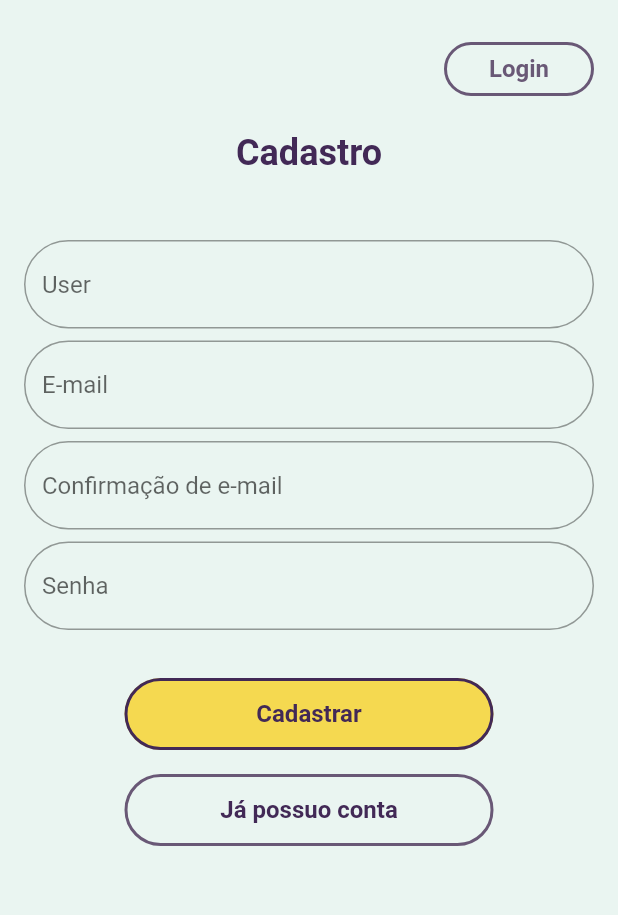
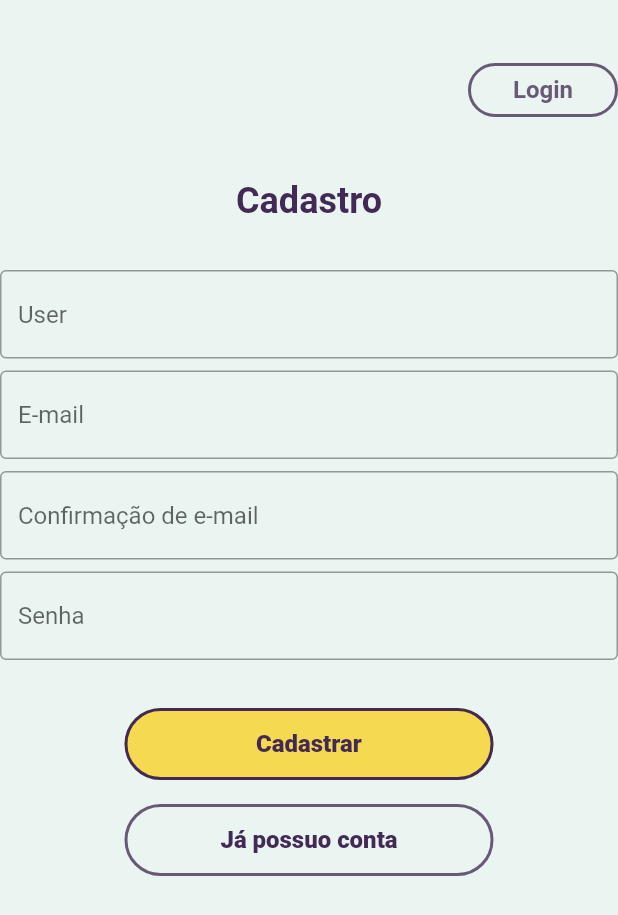
Before and after one commit to jorgelucasalm/Linguini, a Flutter app: the screen it shows after launch, on a phone screen of 412 x 824 dp. Shown: the top 915 px of the screen. Run offline on Flutter 3.47's test engine with Material 2 defaults, Android fonts, the phone set to English and light mode, and no system bars.

Commit message:
Revert "fix: ajusta estilização dos inputs"
This reverts commit 1244f3a855f46797a1941e73261822ef82d51f02.

```diff
--- a/lib/main.dart
+++ b/lib/main.dart
@@ -27,16 +27,13 @@ class _RegisterPageState extends State<RegisterPage> {
   Widget build(BuildContext context) {
     return Scaffold(
       backgroundColor: const Color(0xFFEAF5F1),
-      body: Container(
-        padding: const EdgeInsets.all(16),
-        child: Column(
+      body: Column(
         mainAxisAlignment: MainAxisAlignment.start,
         children: [
           Row(
             mainAxisAlignment: MainAxisAlignment.spaceBetween,
             children: [
-                const Padding(
-                    padding: EdgeInsets.all(30)), //Espaçamento do topo
+              const Padding(padding: EdgeInsets.all(60)), //Espaçamento do topo
 
               //LEMBRETE: Adicionar botão de voltar
 
@@ -62,15 +59,12 @@ class _RegisterPageState extends State<RegisterPage> {
                   ))
             ],
           ),
-            const Padding(
-              padding: EdgeInsets.all(12),
-              child: Text(
-                "Cadastro",
+          const Text(
+            'Cadastro',
             style: TextStyle(
               fontSize: 24,
               fontWeight: FontWeight.w700,
               color: Color(0xff422956),
-                ),
             ),
           ),
           const SizedBox(height: 32),
@@ -78,87 +72,55 @@ class _RegisterPageState extends State<RegisterPage> {
             mainAxisAlignment: MainAxisAlignment.spaceEvenly,
             children: [
               TextFormField(
-                  decoration: InputDecoration(
-                    hintText: 'User',
-                    labelStyle: const TextStyle(
-                      fontSize: 50,
+                decoration: const InputDecoration(
+                  border: OutlineInputBorder(
+                    borderSide: const BorderSide(
+                      width: 2,
                       color: Color(0xFF695876),
                     ),
-                    border: OutlineInputBorder(
-                      borderRadius: BorderRadius.circular(32),
                   ),
-                    focusedBorder: OutlineInputBorder(
-                      borderRadius: BorderRadius.circular(32),
-                      borderSide: const BorderSide(
-                        color: Color(0xFF695876),
-                        width: 2,
-                      ),
-                    ),
+                  focusColor: Color(0xFF695876),
+                  hintText: 'User',
                 ),
               ),
               const SizedBox(height: 8),
               TextFormField(
-                  decoration: InputDecoration(
-                    hintText: 'E-mail',
-                    labelStyle: const TextStyle(
-                      fontSize: 50,
+                decoration: const InputDecoration(
+                  border: OutlineInputBorder(
+                    borderSide: const BorderSide(
+                      width: 2,
                       color: Color(0xFF695876),
                     ),
-                    border: OutlineInputBorder(
-                      borderRadius: BorderRadius.circular(32),
                   ),
-                    focusedBorder: OutlineInputBorder(
-                      borderRadius: BorderRadius.circular(32),
-                      borderSide: const BorderSide(
-                        color: Color(0xFF695876),
-                        width: 2,
-                      ),
-                    ),
+                  hintText: 'E-mail',
                 ),
               ),
               const SizedBox(height: 8),
               TextFormField(
-                  decoration: InputDecoration(
-                    hintText: 'Confirmação de e-mail',
-                    labelStyle: const TextStyle(
-                      fontSize: 50,
+                decoration: const InputDecoration(
+                  border: OutlineInputBorder(
+                    borderSide: const BorderSide(
+                      width: 2,
                       color: Color(0xFF695876),
                     ),
-                    border: OutlineInputBorder(
-                      borderRadius: BorderRadius.circular(32),
                   ),
-                    focusedBorder: OutlineInputBorder(
-                      borderRadius: BorderRadius.circular(32),
-                      borderSide: const BorderSide(
-                        color: Color(0xFF695876),
-                        width: 2,
-                      ),
-                    ),
+                  hintText: 'Confirmação de e-mail',
                 ),
               ),
               const SizedBox(height: 8),
               TextFormField(
-                  decoration: InputDecoration(
-                    hintText: 'Senha',
-                    labelStyle: const TextStyle(
-                      fontSize: 50,
+                decoration: const InputDecoration(
+                  border: OutlineInputBorder(
+                    borderSide: const BorderSide(
+                      width: 2,
                       color: Color(0xFF695876),
                     ),
-                    border: OutlineInputBorder(
-                      borderRadius: BorderRadius.circular(32),
                   ),
-                    focusedBorder: OutlineInputBorder(
-                      borderRadius: BorderRadius.circular(32),
-                      borderSide: const BorderSide(
-                        color: Color(0xFF695876),
-                        width: 2,
+                  hintText: 'Senha',
                 ),
-                    ),
-                  ),
-                ),
+              )
             ],
           ),
-
           const SizedBox(height: 32),
           TextButton(
               onPressed: null,
@@ -176,12 +138,11 @@ class _RegisterPageState extends State<RegisterPage> {
                 'Cadastrar',
                 style: TextStyle(
                     fontSize: 16,
-                      fontWeight: FontWeight.w700,
+                    fontWeight: FontWeight.w800,
                     color: Color(0xff422956)),
               )),
-
           const SizedBox(height: 16),
-            OutlinedButton(
+          TextButton(
             onPressed: null,
             style: OutlinedButton.styleFrom(
               fixedSize: const Size(246, 48),
@@ -197,14 +158,13 @@ class _RegisterPageState extends State<RegisterPage> {
               'Já possuo conta',
               style: TextStyle(
                 fontSize: 16,
-                  fontWeight: FontWeight.w600,
+                fontWeight: FontWeight.w800,
                 color: Color(0xff422956),
               ),
             ),
           ),
         ],
       ),
-      ),
     );
   }
 }
```
Lines whose indentation alone changed are shown as unchanged.
